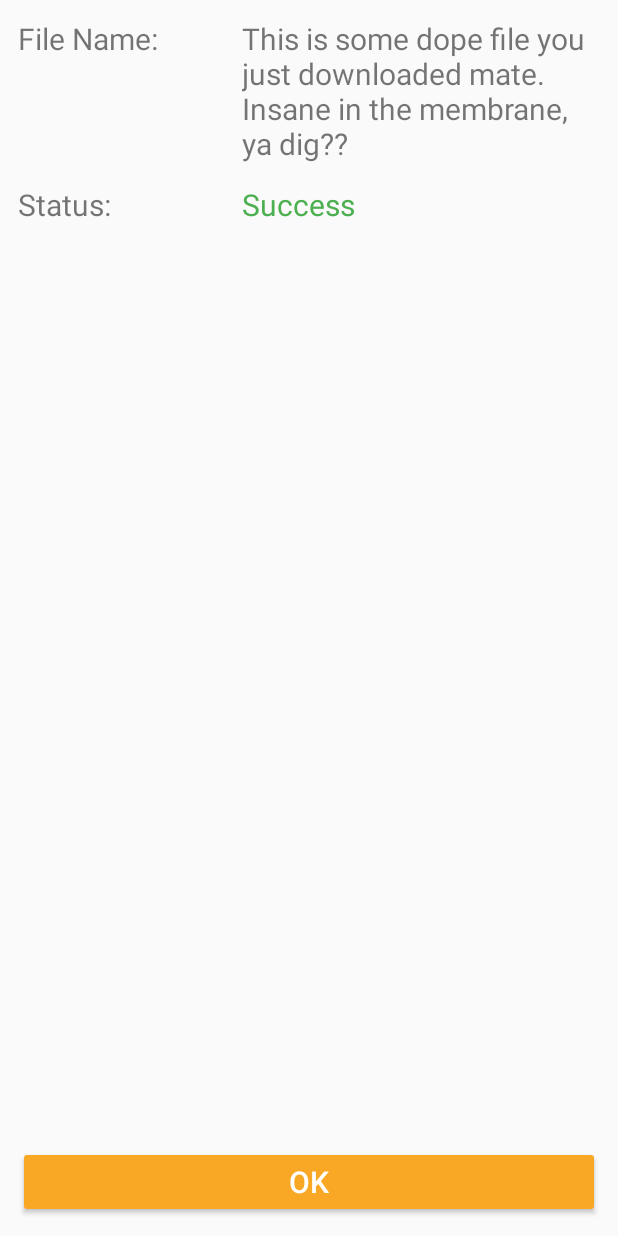
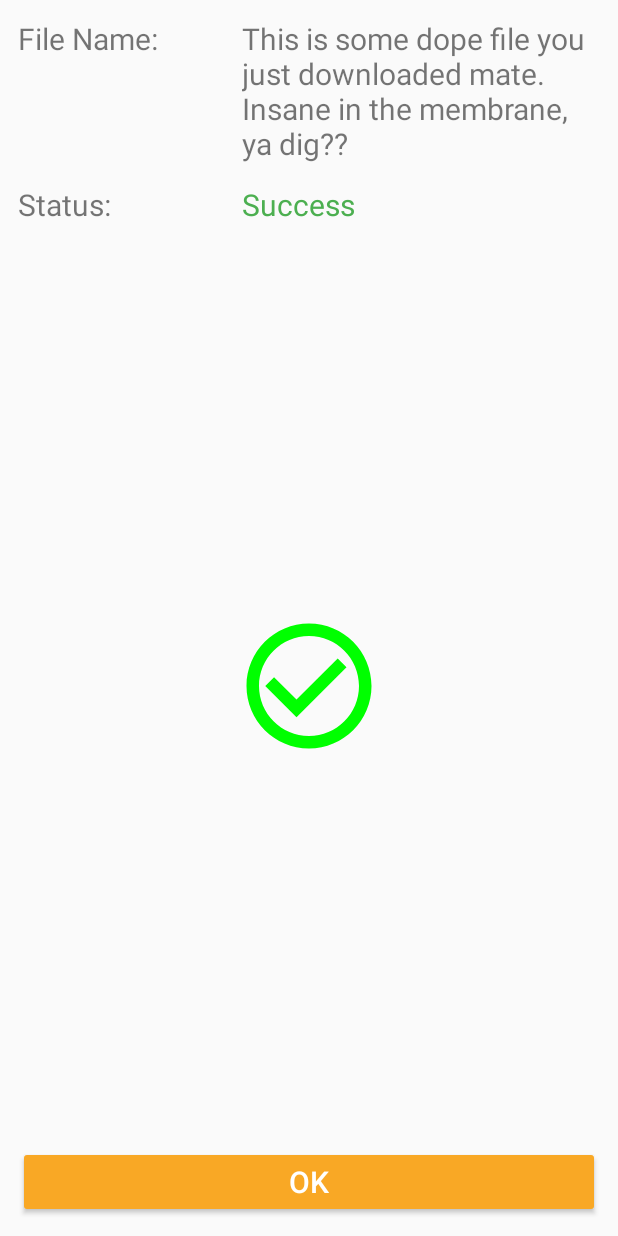
Before and after one commit to dtran272/LoadApp, an Android app: the layout content_detail.xml on its own in the app's theme, with its tools: preview values and no code run, on a phone screen of 412 x 824 dp. Run offline under Robolectric (Android 15) with nearby library versions, the phone set to English and light mode, and no system bars.

Commit message:
- Convert content_detail.xml to MotionLayout - Add content_detail_scene.xml motion scene to scale up imageView in DetailActivity.kt

```diff
--- a/app/src/main/java/com/udacity/DetailActivity.kt
+++ b/app/src/main/java/com/udacity/DetailActivity.kt
@@ -37,9 +37,13 @@ class DetailActivity : AppCompatActivity() {
         if (isSuccess) {
             status.setTextColor(getColor(R.color.green))
             status.text = getString(R.string.success_text)
+
+            statusImage.setImageResource(R.drawable.ic_baseline_check_circle_outline_24)
         } else {
             status.setTextColor(getColor(R.color.red))
             status.text = getString(R.string.error_text)
+
+            statusImage.setImageResource(R.drawable.ic_baseline_error_outline_24)
         }
     }
 }
--- /dev/null
+++ b/app/src/main/res/drawable/ic_baseline_check_circle_outline_24.xml
@@ -0,0 +1,5 @@
+<vector android:height="24dp" android:tint="#00FF00"
+    android:viewportHeight="24" android:viewportWidth="24"
+    android:width="24dp" xmlns:android="http://schemas.android.com/apk/res/android">
+    <path android:fillColor="@android:color/white" android:pathData="M16.59,7.58L10,14.17l-3.59,-3.58L5,12l5,5 8,-8zM12,2C6.48,2 2,6.48 2,12s4.48,10 10,10 10,-4.48 10,-10S17.52,2 12,2zM12,20c-4.42,0 -8,-3.58 -8,-8s3.58,-8 8,-8 8,3.58 8,8 -3.58,8 -8,8z"/>
+</vector>
--- /dev/null
+++ b/app/src/main/res/drawable/ic_baseline_error_outline_24.xml
@@ -0,0 +1,5 @@
+<vector android:height="24dp" android:tint="#FF0000"
+    android:viewportHeight="24" android:viewportWidth="24"
+    android:width="24dp" xmlns:android="http://schemas.android.com/apk/res/android">
+    <path android:fillColor="@android:color/white" android:pathData="M11,15h2v2h-2zM11,7h2v6h-2zM11.99,2C6.47,2 2,6.48 2,12s4.47,10 9.99,10C17.52,22 22,17.52 22,12S17.52,2 11.99,2zM12,20c-4.42,0 -8,-3.58 -8,-8s3.58,-8 8,-8 8,3.58 8,8 -3.58,8 -8,8z"/>
+</vector>
--- a/app/src/main/res/layout/content_detail.xml
+++ b/app/src/main/res/layout/content_detail.xml
@@ -1,9 +1,10 @@
 <?xml version="1.0" encoding="utf-8"?>
-<androidx.constraintlayout.widget.ConstraintLayout xmlns:android="http://schemas.android.com/apk/res/android"
+<androidx.constraintlayout.motion.widget.MotionLayout xmlns:android="http://schemas.android.com/apk/res/android"
     xmlns:app="http://schemas.android.com/apk/res-auto"
     xmlns:tools="http://schemas.android.com/tools"
     android:layout_width="match_parent"
     android:layout_height="match_parent"
+    app:layoutDescription="@xml/content_detail_scene"
     app:layout_behavior="@string/appbar_scrolling_view_behavior"
     tools:context=".DetailActivity"
     tools:showIn="@layout/activity_detail">
@@ -75,7 +76,7 @@
         app:layout_constraintStart_toEndOf="@id/verticalDivider"
         app:layout_constraintTop_toTopOf="@id/statusLabel"
         tools:text="Success"
-        android:textColor="@color/green"/>
+        tools:textColor="@color/green" />
 
     <Button
         android:id="@+id/okButton"
@@ -90,4 +91,14 @@
         app:layout_constraintEnd_toEndOf="parent"
         app:layout_constraintStart_toStartOf="parent" />
 
-</androidx.constraintlayout.widget.ConstraintLayout>
+    <ImageView
+        android:id="@+id/statusImage"
+        android:layout_width="100dp"
+        android:layout_height="100dp"
+        app:layout_constraintBottom_toTopOf="@id/okButton"
+        app:layout_constraintEnd_toEndOf="parent"
+        app:layout_constraintStart_toStartOf="parent"
+        app:layout_constraintTop_toBottomOf="@id/status"
+        tools:srcCompat="@drawable/ic_baseline_check_circle_outline_24" />
+
+</androidx.constraintlayout.motion.widget.MotionLayout>
--- /dev/null
+++ b/app/src/main/res/xml/content_detail_scene.xml
@@ -0,0 +1,36 @@
+<?xml version="1.0" encoding="utf-8"?>
+<MotionScene xmlns:android="http://schemas.android.com/apk/res/android"
+    xmlns:motion="http://schemas.android.com/apk/res-auto">
+
+    <Transition
+        motion:constraintSetEnd="@+id/end"
+        motion:constraintSetStart="@id/start"
+        motion:duration="2000">
+
+        <OnClick
+            motion:clickAction="toggle"
+            motion:targetId="@+id/statusImage" />
+    </Transition>
+
+    <ConstraintSet android:id="@+id/start">
+        <Constraint
+            android:id="@id/statusImage"
+            android:layout_width="100dp"
+            android:layout_height="100dp"
+            motion:layout_constraintBottom_toTopOf="@id/okButton"
+            motion:layout_constraintEnd_toEndOf="parent"
+            motion:layout_constraintStart_toStartOf="parent"
+            motion:layout_constraintTop_toBottomOf="@id/status" />
+    </ConstraintSet>
+
+    <ConstraintSet android:id="@+id/end">
+        <Constraint
+            android:id="@id/statusImage"
+            android:layout_width="200dp"
+            android:layout_height="200dp"
+            motion:layout_constraintBottom_toTopOf="@id/okButton"
+            motion:layout_constraintEnd_toEndOf="parent"
+            motion:layout_constraintStart_toStartOf="parent"
+            motion:layout_constraintTop_toBottomOf="@id/status" />
+    </ConstraintSet>
+</MotionScene>
```
